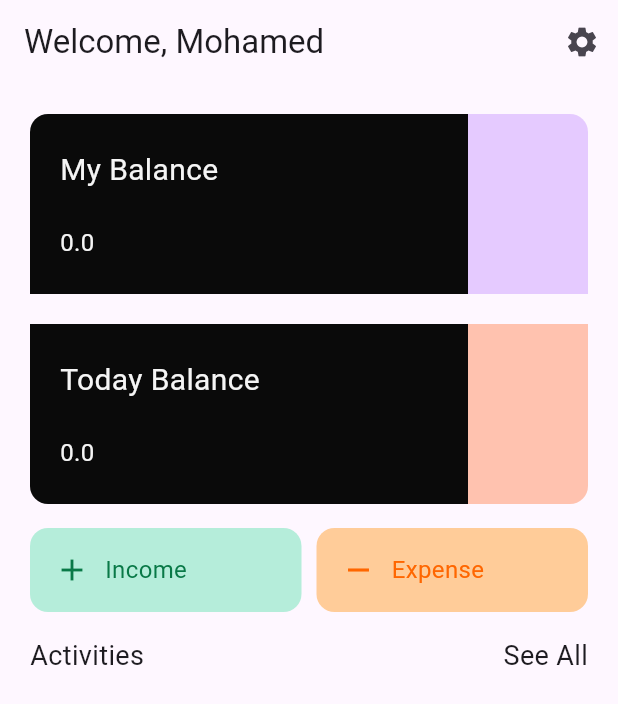
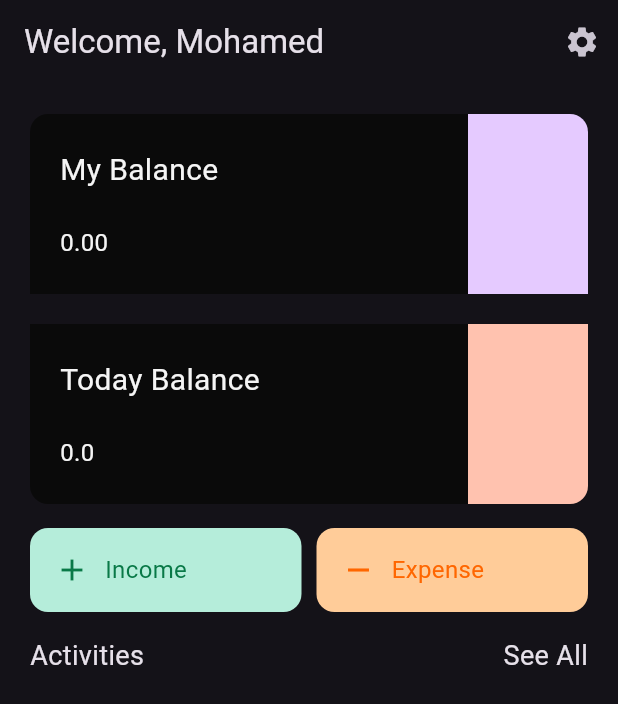
Before and after one commit to MeDoRa0/finance_app, a Flutter app: the screen it shows after launch, after a tap on the "settings" icon, on a phone screen of 412 x 824 dp. Shown: the top 704 px of the screen. Run offline on Flutter 3.47's test engine with Material 3 defaults, Android fonts, the phone set to English and light mode, and no system bars; our stand-ins replace bloc, flutter_bloc, flutter_svg, hive, hive_flutter, table_calendar; accounts and stored records are empty.

Commit message:
fix and enable dark mode

```diff
--- a/lib/main.dart
+++ b/lib/main.dart
@@ -12,6 +12,7 @@ Future<void> main() async {
   Hive.registerAdapter(FinanceModelAdapter());
 
   await Hive.openBox<FinanceModel>('financeBox');
+  await Hive.openBox('darkModeBox');
 
   runApp(const FinanceApp());
 }
@@ -24,10 +25,19 @@ class FinanceApp extends StatelessWidget {
     //provide the cubit to our project
     return BlocProvider(
       create: (context) => FetchDataCubit(),
-      child: const MaterialApp(
-        debugShowCheckedModeBanner: false,
-        title: 'Flutter Demo',
-        home: SplashScreen(),
+      child: ValueListenableBuilder(
+        valueListenable: Hive.box('darkModeBox').listenable(),
+        builder: (context, box, child) {
+          var darkMode = box.get('darkMode', defaultValue: false);
+
+          return MaterialApp(
+            debugShowCheckedModeBanner: false,
+            title: 'Flutter Demo',
+            darkTheme: ThemeData.dark(),
+            themeMode: darkMode ? ThemeMode.dark : ThemeMode.light,
+            home: SplashScreen(),
+          );
+        },
       ),
     );
   }
--- a/lib/managment/fetch_data_cubit/fetch_data_cubit.dart
+++ b/lib/managment/fetch_data_cubit/fetch_data_cubit.dart
@@ -10,14 +10,10 @@ class FetchDataCubit extends Cubit<FetchDataState> {
   FetchDataCubit() : super(FetchDataInitial());
   List<FinanceModel> finanacList = [];
   List<FinanceModel> todayFinanacList = [];
+  List<FinanceModel> dateFinanceList = [];
   double sum = 0.0;
   double todaySum = 0.0;
   DateTime selectedTime = DateTime.now();
-
-   // Reset selected date to today
-  void resetDateToToday() {
-    selectedTime = DateTime.now();
-  }
 
   fetchData() {
     emit(FetchDataLoading());
@@ -25,8 +21,15 @@ class FetchDataCubit extends Cubit<FetchDataState> {
     try {
       //hive return box but we need list , to convert box to list we put .value.tolist
       finanacList = Hive.box<FinanceModel>('financeBox').values.toList();
+      todayFinanacList = finanacList
+        .where(
+          (element) =>
+              DateFormat.yMMMEd().format(element.date) ==
+              DateFormat.yMMMEd().format(DateTime.now()),
+        )
+        .toList();
       //this method will get all values of the day
-      fetchDateDate();
+      fetchDateDate(dateTime: selectedTime);
 
       //this method to sum all values to get my balance
       sum = 0;
@@ -50,7 +53,7 @@ class FetchDataCubit extends Cubit<FetchDataState> {
   }
 
   fetchDateDate({DateTime? dateTime}) {
-    todayFinanacList = finanacList
+    dateFinanceList = finanacList
         .where(
           (element) =>
               DateFormat.yMMMEd().format(element.date) ==
--- a/lib/pages/home.dart
+++ b/lib/pages/home.dart
@@ -7,6 +7,7 @@ import 'package:finance_app/widgets/my_balance.dart';
 import 'package:finance_app/widgets/today.dart';
 import 'package:flutter/material.dart';
 import 'package:flutter_bloc/flutter_bloc.dart';
+import 'package:hive_flutter/hive_flutter.dart';
 
 class HomePage extends StatefulWidget {
   const HomePage({super.key});
@@ -21,19 +22,24 @@ class _HomePageState extends State<HomePage> {
   void initState() {
     // TODO: implement initState
     super.initState();
-    // Reset selected date to today and fetch data
-    BlocProvider.of<FetchDataCubit>(context).resetDateToToday();
+
     BlocProvider.of<FetchDataCubit>(context).fetchData();
   }
 
   @override
   Widget build(BuildContext context) {
+    return ValueListenableBuilder(
+      valueListenable: Hive.box('darkModeBox').listenable(),
+      builder: (context, box, child) {
+        var darkMode = box.get('darkMode', defaultValue: false);
         return Scaffold(
           appBar: AppBar(
             title: const Text('Welcome, Mohamed'),
             actions: [
               IconButton(
-            onPressed: () {},
+                onPressed: () {
+                  box.put('darkMode', !darkMode);
+                },
                 icon: const Icon(Icons.settings),
               ),
             ],
@@ -72,7 +78,8 @@ class _HomePageState extends State<HomePage> {
                                   Navigator.push(
                                     context,
                                     MaterialPageRoute(
-                                  builder: (context) => const AllActivityPage(),
+                                      builder: (context) =>
+                                          const AllActivityPage(),
                                     ),
                                   );
                                 },
@@ -85,7 +92,8 @@ class _HomePageState extends State<HomePage> {
                           ),
                           Expanded(
                             child: ListView.builder(
-                          itemCount: BlocProvider.of<FetchDataCubit>(context)
+                              itemCount:
+                                  BlocProvider.of<FetchDataCubit>(context)
                                       .todayFinanacList
                                       .length,
                               itemBuilder: (context, index) {
@@ -106,5 +114,7 @@ class _HomePageState extends State<HomePage> {
             },
           ),
         );
+      },
+    );
   }
 }
--- a/lib/widgets/my_balance.dart
+++ b/lib/widgets/my_balance.dart
@@ -2,6 +2,7 @@ import 'package:finance_app/managment/fetch_data_cubit/fetch_data_cubit.dart';
 import 'package:finance_app/styles/colors.dart';
 import 'package:flutter/material.dart';
 import 'package:flutter_bloc/flutter_bloc.dart';
+import 'package:intl/intl.dart';
 
 class MyBalance extends StatelessWidget {
   const MyBalance({
@@ -35,8 +36,11 @@ class MyBalance extends StatelessWidget {
                           style: TextStyle(color: kWhiteColor, fontSize: 20),
                         ),
                         Text(
-                          //this to update my balance value
-                          state.sum.toString(),
+                          //this to fetch value and show it as currncy
+                          NumberFormat.compactCurrency(
+                                  decimalDigits: 2, symbol: '')
+                              .format(state.sum)
+                              .toString(),
                           style: TextStyle(color: kWhiteColor, fontSize: 16),
                         ),
                       ],
--- a/pubspec.yaml
+++ b/pubspec.yaml
@@ -37,6 +37,7 @@ dependencies:
   hive: ^2.2.3
   hive_flutter: ^1.1.0
   intl: ^0.19.0
+  meta: ^1.11.0
   table_calendar: ^3.1.2
 
 dev_dependencies:
```
Also changed, not shown: lib/pages/all_activity.dart (+8 -21 lines), pubspec.lock. Lines whose indentation alone changed are shown as unchanged.
